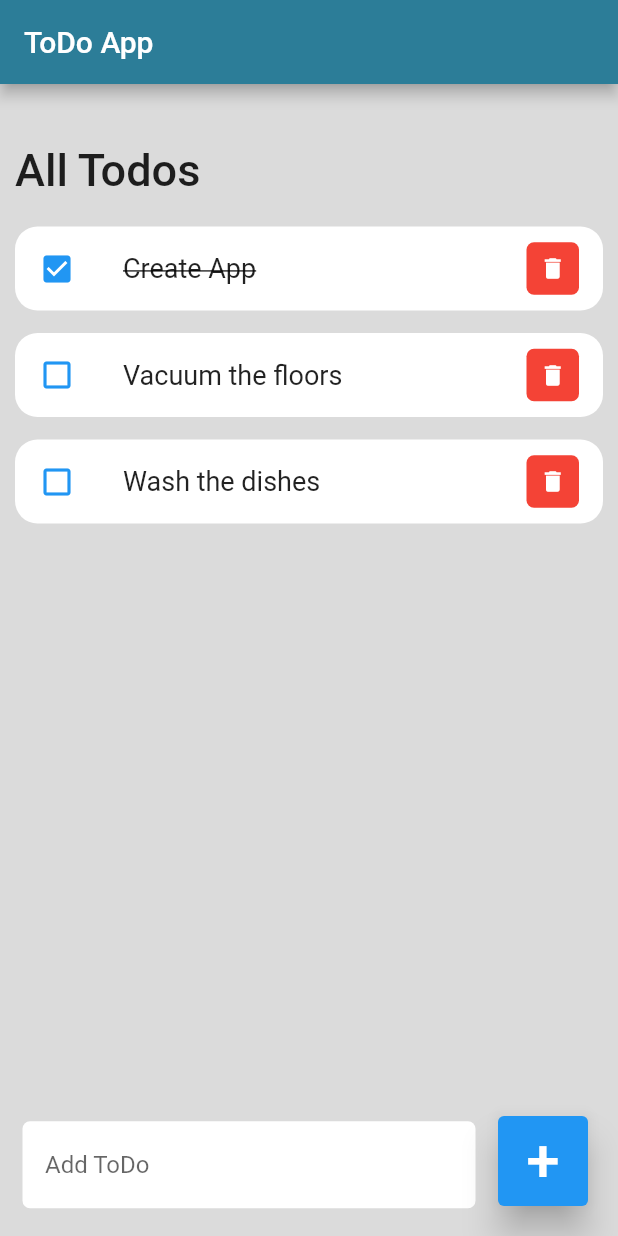
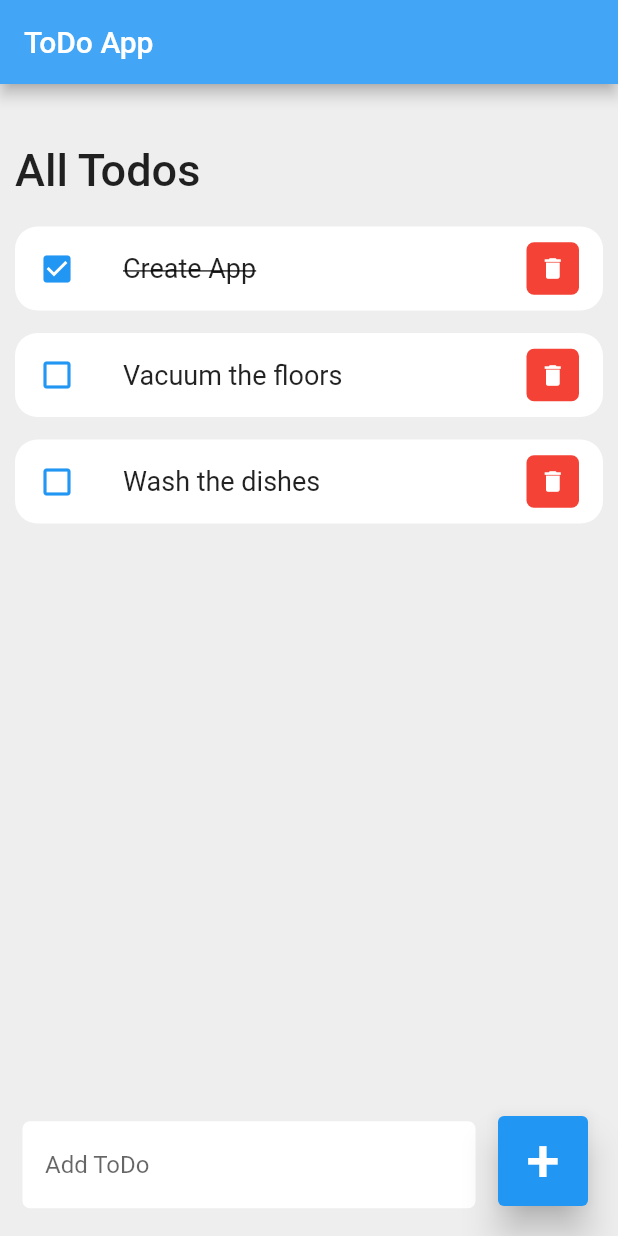
Before and after one commit to Raithdk/flutter-todo, a Flutter app: the screen it shows after launch, on a phone screen of 412 x 824 dp. Run offline on Flutter 3.47's test engine with Material 2 defaults, Android fonts, the phone set to English and light mode, and no system bars; missing offline and left inert: dart:html.

Commit message:
Changed project structure

```diff
--- a/lib/constants/colors.dart
+++ /dev/null
@@ -1,6 +0,0 @@
-import 'package:flutter/material.dart';
-
-const Color todoRed = Color.fromARGB(255, 215, 62, 62);
-const Color todoBlue = Color.fromARGB(255, 44, 125, 152);
-
-const Color todoBackground = Color.fromARGB(255, 219, 219, 219);
--- a/lib/screens/home.dart
+++ b/lib/home.dart
@@ -1,9 +1,8 @@
 import 'dart:html';
 
 import 'package:flutter/material.dart';
-import '../constants/colors.dart';
-import '../widget/todo_item.dart';
-import '../model/todo.dart';
+import 'todo_item.dart';
+import 'todo.dart';
 
 class Home extends StatefulWidget {
   Home({Key? key}) : super(key: key);
@@ -23,10 +22,10 @@ class _HomeState extends State<Home> {
   @override
   Widget build(BuildContext context) {
     return Scaffold(
-      backgroundColor: todoBackground,
+      backgroundColor: Colors.grey[200],
       appBar: AppBar(
         title: Text('ToDo App'),
-        backgroundColor: todoBlue,
+        backgroundColor: Colors.blue[400],
       ),
       body: Stack(children: [
         Container(
--- a/lib/main.dart
+++ b/lib/main.dart
@@ -1,5 +1,5 @@
 import 'package:flutter/material.dart';
-import 'package:flutter_application_1/screens/home.dart';
+import 'package:flutter_application_1/home.dart';
 
 void main() {
   runApp(const MyApp());
--- a/lib/widget/todo_item.dart
+++ b/lib/todo_item.dart
@@ -1,5 +1,5 @@
 import 'package:flutter/material.dart';
-import '../model/todo.dart';
+import 'todo.dart';
 
 class TodoItem extends StatelessWidget {
   final ToDo todo;
```
Also changed, not shown: lib/todo.dart (renamed from lib/model/todo.dart).
